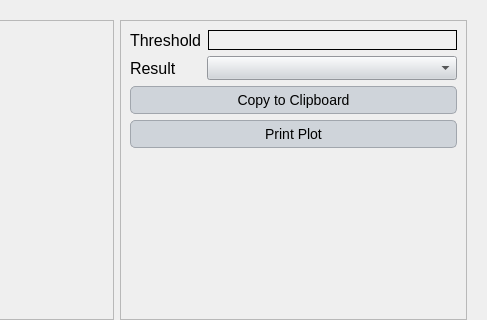
Old version of the form ui/design_results_graph.ui in the repository Inigobarbe/VFSMOD-GUI; both pictures show x 506 to 993 and y 0 to 320 of the 993 by 447 pixel window.
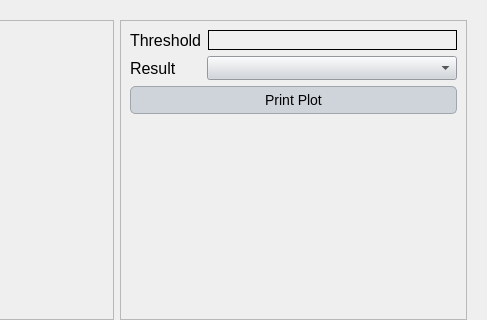
New version of the form.

What changed in the file:
```diff
--- a/ui/design_results_graph.ui
+++ b/ui/design_results_graph.ui
@@ -160,13 +160,6 @@
           <enum>QFrame::Raised</enum>
          </property>
          <layout class="QGridLayout" name="gridLayout_2">
-          <item row="2" column="0">
-           <widget class="QPushButton" name="copy">
-            <property name="text">
-             <string>Copy to Clipboard</string>
-            </property>
-           </widget>
-          </item>
           <item row="1" column="0">
            <layout class="QHBoxLayout" name="horizontalLayout">
             <item>
@@ -206,14 +199,14 @@
             </item>
            </layout>
           </item>
-          <item row="3" column="0">
+          <item row="2" column="0">
            <widget class="QPushButton" name="print_graph">
             <property name="text">
              <string>Print Plot</string>
             </property>
            </widget>
           </item>
-          <item row="4" column="0">
+          <item row="3" column="0">
            <spacer name="verticalSpacer">
             <property name="orientation">
              <enum>Qt::Vertical</enum>
```
